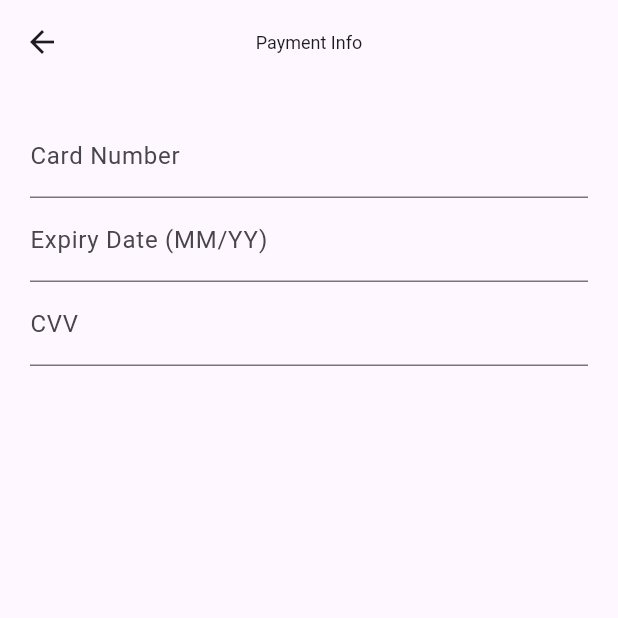
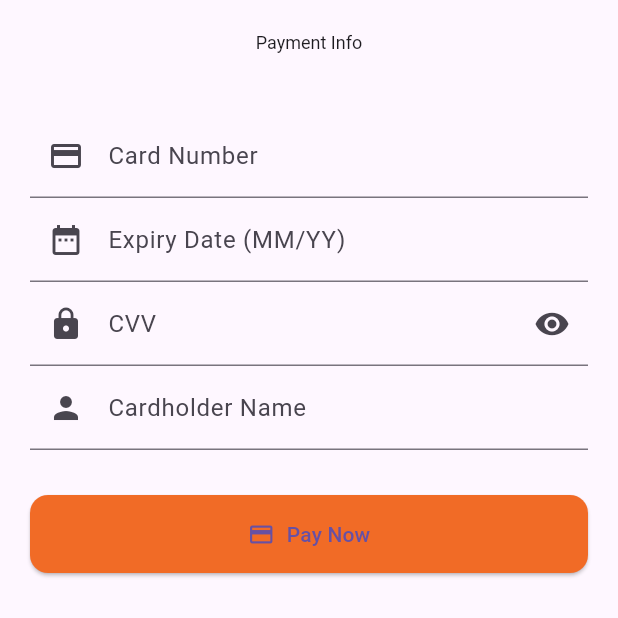
Before and after one commit to Ma7moudSelmy/NTI-final-project, a Flutter app: the PaymentScreen screen opened directly, on a phone screen of 412 x 824 dp, the top half of it. Run offline on Flutter 3.47's test engine with Material 3 defaults, Android fonts, the phone set to English and light mode, and no system bars; our stand-ins replace dartz, dio, flutter_bloc, flutter_rating_bar, font_awesome_flutter, get and 3 more; accounts and stored records are empty.

Commit message:
Add cart item to BottomNavBar and update navigation to PaymentScreen; refactor RegisterView imports

```diff
--- a/lib/core/utils/app_data.dart
+++ b/lib/core/utils/app_data.dart
@@ -217,6 +217,10 @@ class AppData {
       Icon(Icons.favorite),
     ),
     const BottomNavBarItem(
+      "cart",
+      Icon(Icons.shopping_cart),
+    ),
+    const BottomNavBarItem(
       "Profile",
       Icon(Icons.person),
     ),
--- a/lib/core/wrapper/payment_screen.dart
+++ b/lib/core/wrapper/payment_screen.dart
@@ -1,4 +1,5 @@
 import 'package:flutter/material.dart';
+import 'package:flutter/services.dart';
 
 class PaymentScreen extends StatefulWidget {
   const PaymentScreen({super.key});
@@ -12,37 +13,132 @@ class _PaymentScreenState extends State<PaymentScreen> {
   final TextEditingController cardNumberController = TextEditingController();
   final TextEditingController expiryDateController = TextEditingController();
   final TextEditingController cvvController = TextEditingController();
+  final TextEditingController nameController = TextEditingController();
+
+  bool isLoading = false;
+  bool isObscure = true;
+
+  String? getCardTypeImage(String number) {
+    if (number.startsWith('4')) return 'assets/visa.png';
+    if (number.startsWith('5')) return 'assets/mastercard.png';
+    return null;
+  }
+
+  @override
+  void dispose() {
+    cardNumberController.dispose();
+    expiryDateController.dispose();
+    cvvController.dispose();
+    nameController.dispose();
+    super.dispose();
+  }
+
+  void submitPayment() {
+    if (_formKey.currentState!.validate()) {
+      setState(() => isLoading = true);
+      Future.delayed(const Duration(seconds: 2), () {
+        setState(() => isLoading = false);
+        ScaffoldMessenger.of(context).showSnackBar(
+          const SnackBar(content: Text('Payment Successful!')),
+        );
+      });
+    }
+  }
 
   @override
   Widget build(BuildContext context) {
+    final cardTypeImage = getCardTypeImage(cardNumberController.text);
+
     return Scaffold(
-      appBar: AppBar(title: const Text("Payment Info")),
+      appBar: AppBar(
+        title: const Text("Payment Info"),
+        automaticallyImplyLeading: false,
+      ),
       body: Padding(
         padding: const EdgeInsets.all(20),
         child: Form(
           key: _formKey,
-          child: Column(
+          child: ListView(
             children: [
+              if (cardTypeImage != null)
+                Padding(
+                  padding: const EdgeInsets.only(bottom: 10),
+                  child: Image.asset(cardTypeImage, height: 40),
+                ),
               TextFormField(
                 controller: cardNumberController,
                 keyboardType: TextInputType.number,
-                decoration: const InputDecoration(labelText: "Card Number"),
-                validator: (value) => value!.isEmpty ? "Required" : null,
+                inputFormatters: [
+                  FilteringTextInputFormatter.digitsOnly,
+                  LengthLimitingTextInputFormatter(16),
+                ],
+                decoration: const InputDecoration(
+                  labelText: "Card Number",
+                  prefixIcon: Icon(Icons.credit_card),
+                ),
+                validator: (value) =>
+                    value!.length != 16 ? "Enter 16-digit card number" : null,
+                onChanged: (value) => setState(() {}),
               ),
               TextFormField(
                 controller: expiryDateController,
                 keyboardType: TextInputType.datetime,
-                decoration:
-                    const InputDecoration(labelText: "Expiry Date (MM/YY)"),
-                validator: (value) => value!.isEmpty ? "Required" : null,
+                decoration: const InputDecoration(
+                  labelText: "Expiry Date (MM/YY)",
+                  prefixIcon: Icon(Icons.date_range),
+                ),
+                validator: (value) {
+                  if (value == null || value.isEmpty) return "Required";
+                  final regex = RegExp(r'^(0[1-9]|1[0-2])\/?([0-9]{2})$');
+                  if (!regex.hasMatch(value)) return "Invalid format";
+                  return null;
+                },
               ),
               TextFormField(
                 controller: cvvController,
                 keyboardType: TextInputType.number,
-                decoration: const InputDecoration(labelText: "CVV"),
-                validator: (value) => value!.isEmpty ? "Required" : null,
+                obscureText: isObscure,
+                decoration: InputDecoration(
+                  labelText: "CVV",
+                  prefixIcon: const Icon(Icons.lock),
+                  suffixIcon: IconButton(
+                    icon: Icon(
+                      isObscure ? Icons.visibility : Icons.visibility_off,
+                    ),
+                    onPressed: () => setState(() => isObscure = !isObscure),
+                  ),
+                ),
+                inputFormatters: [
+                  FilteringTextInputFormatter.digitsOnly,
+                  LengthLimitingTextInputFormatter(4),
+                ],
+                validator: (value) =>
+                    value!.length < 3 ? "Enter valid CVV" : null,
               ),
-              const SizedBox(height: 20),
+              TextFormField(
+                controller: nameController,
+                decoration: const InputDecoration(
+                  labelText: "Cardholder Name",
+                  prefixIcon: Icon(Icons.person),
+                ),
+                validator: (value) =>
+                    value!.isEmpty ? "Enter cardholder name" : null,
+              ),
+              const SizedBox(height: 30),
+              ElevatedButton.icon(
+                onPressed: isLoading ? null : submitPayment,
+                icon: isLoading
+                    ? const SizedBox(
+                        height: 18,
+                        width: 18,
+                        child: CircularProgressIndicator(strokeWidth: 2),
+                      )
+                    : const Icon(Icons.payment),
+                label: Text(isLoading ? "Processing..." : "Pay Now"),
+                style: ElevatedButton.styleFrom(
+                  padding: const EdgeInsets.symmetric(vertical: 16),
+                ),
+              ),
             ],
           ),
         ),
--- a/lib/features/Auth/views/RegisterView.dart
+++ b/lib/features/Auth/views/RegisterView.dart
@@ -1,6 +1,5 @@
 import 'package:e_commerce_flutter/core/utils/navigator.dart';
 import 'package:e_commerce_flutter/features/Auth/views/signin_view.dart';
-import 'package:e_commerce_flutter/features/onboarding/views/home_screen.dart';
 import 'package:flutter/material.dart';
 import '../../../core/utils/custom.dart';
 import '../../../core/utils/custom2.dart';
--- a/lib/features/onboarding/views/home_screen.dart
+++ b/lib/features/onboarding/views/home_screen.dart
@@ -13,8 +13,8 @@ class HomeScreen extends StatefulWidget {
   static const List<Widget> screens = [
     ProductListScreen(),
     FavoriteScreen(),
+    CartScreen(),
     ProfileScreen(),
-    CartScreen(),
   ];
 
   @override
```
Also changed, not shown: lib/core/wrapper/cart_screen.dart (+7 -1 lines).
